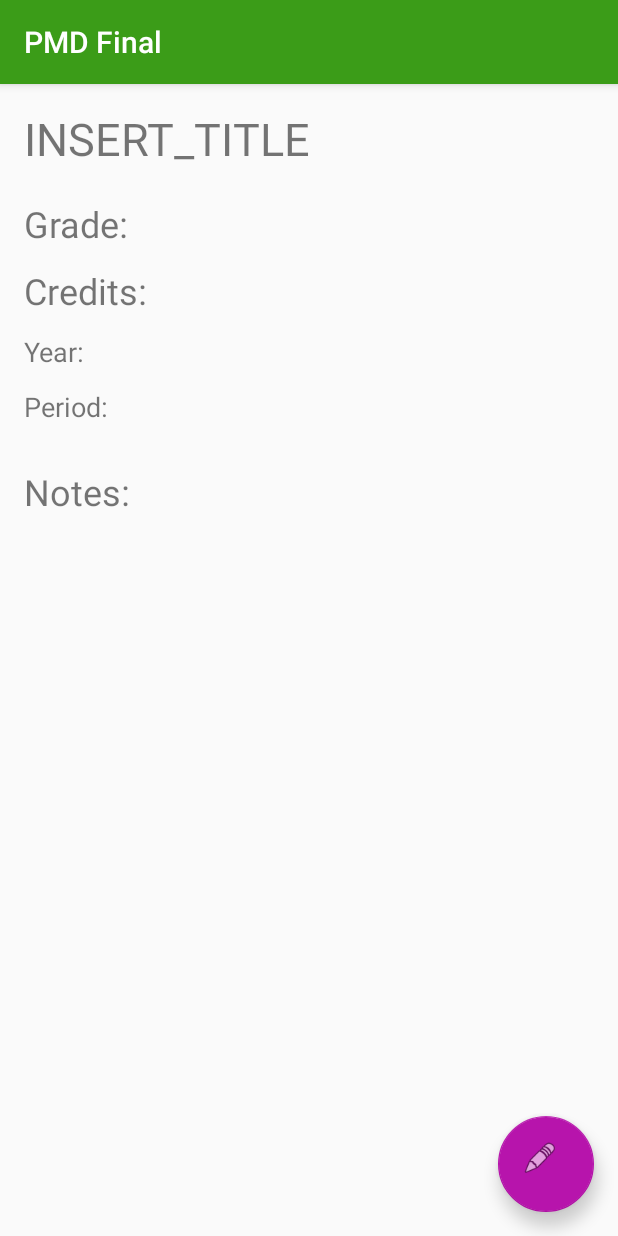
After one commit to Jaap58428/IMTPMD, an Android app: the CourseViewActivity screen opened directly, with no data from a screen before it, on a phone screen of 412 x 824 dp. The commit adds this screen. Run offline under Robolectric (Android 15) with nearby library versions, the phone set to English and light mode, and no system bars.

```diff
--- a/app/build.gradle
+++ b/app/build.gradle
@@ -28,6 +28,7 @@ dependencies {
     androidTestImplementation 'com.android.support.test.espresso:espresso-core:3.0.2'
     implementation 'com.google.code.gson:gson:2.3.1'  // zet JSON in goede classes
     implementation 'com.mcxiaoke.volley:library:1.0.19'   // Volley library 4 HTTP req.
+    implementation 'com.android.support:design:27.1.1'
 }
 
 apply plugin: 'com.google.gms.google-services'
--- a/app/src/main/AndroidManifest.xml
+++ b/app/src/main/AndroidManifest.xml
@@ -21,7 +21,8 @@
         <activity android:name=".RegisterActivity" />
         <activity android:name=".HomeActivity" />
         <activity android:name=".TutorialActivity" />
-        <activity android:name=".list.CourseListActivity"></activity>
+        <activity android:name=".list.CourseListActivity" />
+        <activity android:name=".CourseViewActivity"></activity>
     </application>
 
 </manifest>
--- /dev/null
+++ b/app/src/main/java/nl/itsjaap/pmdfinal/CourseViewActivity.java
@@ -0,0 +1,13 @@
+package nl.itsjaap.pmdfinal;
+
+import android.support.v7.app.AppCompatActivity;
+import android.os.Bundle;
+
+public class CourseViewActivity extends AppCompatActivity {
+
+    @Override
+    protected void onCreate(Bundle savedInstanceState) {
+        super.onCreate(savedInstanceState);
+        setContentView(R.layout.activity_course_view);
+    }
+}
--- a/app/src/main/java/nl/itsjaap/pmdfinal/list/CourseListActivity.java
+++ b/app/src/main/java/nl/itsjaap/pmdfinal/list/CourseListActivity.java
@@ -5,31 +5,22 @@ package nl.itsjaap.pmdfinal.list;
  * git: https://github.com/Jaap58428/IMTPMD
  */
 
-import android.content.ContentValues;
+import android.content.Intent;
 import android.database.Cursor;
-import android.database.DatabaseUtils;
 import android.support.v7.app.AppCompatActivity;
 import android.os.Bundle;
-import android.util.Log;
 import android.view.View;
 import android.widget.AdapterView;
 import android.widget.ListView;
 import android.widget.Toast;
 
-import com.android.volley.Response;
-import com.android.volley.VolleyError;
-import com.google.gson.reflect.TypeToken;
-
-import java.lang.reflect.Type;
 import java.util.ArrayList;
 import java.util.List;
 
-import nl.itsjaap.pmdfinal.HomeActivity;
+import nl.itsjaap.pmdfinal.CourseViewActivity;
 import nl.itsjaap.pmdfinal.R;
 import nl.itsjaap.pmdfinal.database.DatabaseHelper;
 import nl.itsjaap.pmdfinal.database.DatabaseInfo;
-import nl.itsjaap.pmdfinal.gson.GsonRequest;
-import nl.itsjaap.pmdfinal.gson.VolleyHelper;
 import nl.itsjaap.pmdfinal.models.CourseModel;
 
 public class CourseListActivity extends AppCompatActivity {
@@ -48,12 +39,21 @@ public class CourseListActivity extends AppCompatActivity {
         CURRENTUSER = getIntent().getExtras().getString(getString(R.string.currentUser));
 
         DatabaseHelper db = DatabaseHelper.getHelper(getApplicationContext());
-        Cursor rs = db.query(DatabaseInfo.CourseTable.COURSETABLE, new String[]{"*"}, "user=?", new String[] { CURRENTUSER }, null, null, null);
+        Cursor rs = db.query(DatabaseInfo.CourseTable.COURSETABLE, new String[]{"*"}, "user=? AND (isOpt=? OR (isOpt=? AND isActive=?))", new String[] { CURRENTUSER, "0", "1", "1"}, null, null, null);
 
         mListView = (ListView) findViewById(R.id.my_list_view);
         mListView.setOnItemClickListener(new AdapterView.OnItemClickListener() {
             @Override
             public void onItemClick(AdapterView<?> adapterView, View view, int position, long l) {
+//                Intent intent = new Intent(getApplicationContext(), CourseViewActivity.class);
+//
+//                Bundle b = new Bundle();
+//                b.putString(getString(R.string.currentUser), CURRENTUSER);
+//                b.putString("courseTitle", "");
+//                intent.putExtras(b);
+//
+//                startActivity(intent);
+
                 Toast t = Toast.makeText(CourseListActivity.this,"Click" + position,Toast.LENGTH_SHORT);
                 t.show();
 
--- /dev/null
+++ b/app/src/main/res/layout/activity_course_view.xml
@@ -0,0 +1,85 @@
+<?xml version="1.0" encoding="utf-8"?>
+<android.support.constraint.ConstraintLayout xmlns:android="http://schemas.android.com/apk/res/android"
+    xmlns:app="http://schemas.android.com/apk/res-auto"
+    xmlns:tools="http://schemas.android.com/tools"
+    android:layout_width="match_parent"
+    android:layout_height="match_parent"
+    tools:context=".CourseViewActivity">
+
+    <TextView
+        android:id="@+id/courseViewTitleTextView"
+        android:layout_width="wrap_content"
+        android:layout_height="wrap_content"
+        android:layout_marginStart="16dp"
+        android:layout_marginTop="16dp"
+        android:text="INSERT_TITLE"
+        android:textSize="30sp"
+        app:layout_constraintStart_toStartOf="parent"
+        app:layout_constraintTop_toTopOf="parent" />
+
+    <TextView
+        android:id="@+id/courseView_notes"
+        android:layout_width="wrap_content"
+        android:layout_height="wrap_content"
+        android:layout_marginStart="16dp"
+        android:layout_marginTop="28dp"
+        android:text="@string/courseView_notes"
+        android:textSize="24sp"
+        app:layout_constraintStart_toStartOf="parent"
+        app:layout_constraintTop_toBottomOf="@+id/courseView_period" />
+
+    <TextView
+        android:id="@+id/courseView_period"
+        android:layout_width="wrap_content"
+        android:layout_height="wrap_content"
+        android:layout_marginStart="16dp"
+        android:layout_marginTop="12dp"
+        android:text="@string/courseView_period"
+        android:textSize="18sp"
+        app:layout_constraintStart_toStartOf="parent"
+        app:layout_constraintTop_toBottomOf="@+id/courseView_year" />
+
+    <TextView
+        android:id="@+id/courseView_year"
+        android:layout_width="wrap_content"
+        android:layout_height="wrap_content"
+        android:layout_marginStart="16dp"
+        android:layout_marginTop="12dp"
+        android:text="@string/courseView_year"
+        android:textSize="18sp"
+        app:layout_constraintStart_toStartOf="parent"
+        app:layout_constraintTop_toBottomOf="@+id/courseView_credits" />
+
+    <TextView
+        android:id="@+id/courseView_credits"
+        android:layout_width="wrap_content"
+        android:layout_height="wrap_content"
+        android:layout_marginStart="16dp"
+        android:layout_marginTop="12dp"
+        android:text="@string/courseView_credits"
+        android:textSize="24sp"
+        app:layout_constraintStart_toStartOf="parent"
+        app:layout_constraintTop_toBottomOf="@+id/courseView_grade" />
+
+    <TextView
+        android:id="@+id/courseView_grade"
+        android:layout_width="wrap_content"
+        android:layout_height="wrap_content"
+        android:layout_marginStart="16dp"
+        android:layout_marginTop="20dp"
+        android:text="@string/courseView_grade"
+        android:textSize="24sp"
+        app:layout_constraintStart_toStartOf="parent"
+        app:layout_constraintTop_toBottomOf="@+id/courseViewTitleTextView" />
+
+    <android.support.design.widget.FloatingActionButton
+        android:id="@+id/courseView_editBtn"
+        android:layout_width="64dp"
+        android:layout_height="78dp"
+        android:layout_marginBottom="16dp"
+        android:layout_marginEnd="16dp"
+        android:clickable="true"
+        app:layout_constraintBottom_toBottomOf="parent"
+        app:layout_constraintEnd_toEndOf="parent"
+        app:srcCompat="@android:drawable/ic_menu_edit" />
+</android.support.constraint.ConstraintLayout>
--- a/app/src/main/res/values/strings.xml
+++ b/app/src/main/res/values/strings.xml
@@ -58,7 +58,13 @@
     <string name="courseList_year">Year </string>
     <string name="courseList_period">Period </string>
 
-
+    <!--CourseView-->
+    <string name="courseView_saveBtn">Save</string>
+    <string name="courseView_grade">Grade: </string>
+    <string name="courseView_credits">Credits: </string>
+    <string name="courseView_year">Year: </string>
+    <string name="courseView_period">Period: </string>
+    <string name="courseView_notes">Notes: </string>
 
 
 </resources>
```
Also changed, not shown: app/src/main/java/nl/itsjaap/pmdfinal/HomeActivity.java (+4 -4 lines). Lines whose indentation alone changed are shown as unchanged.
